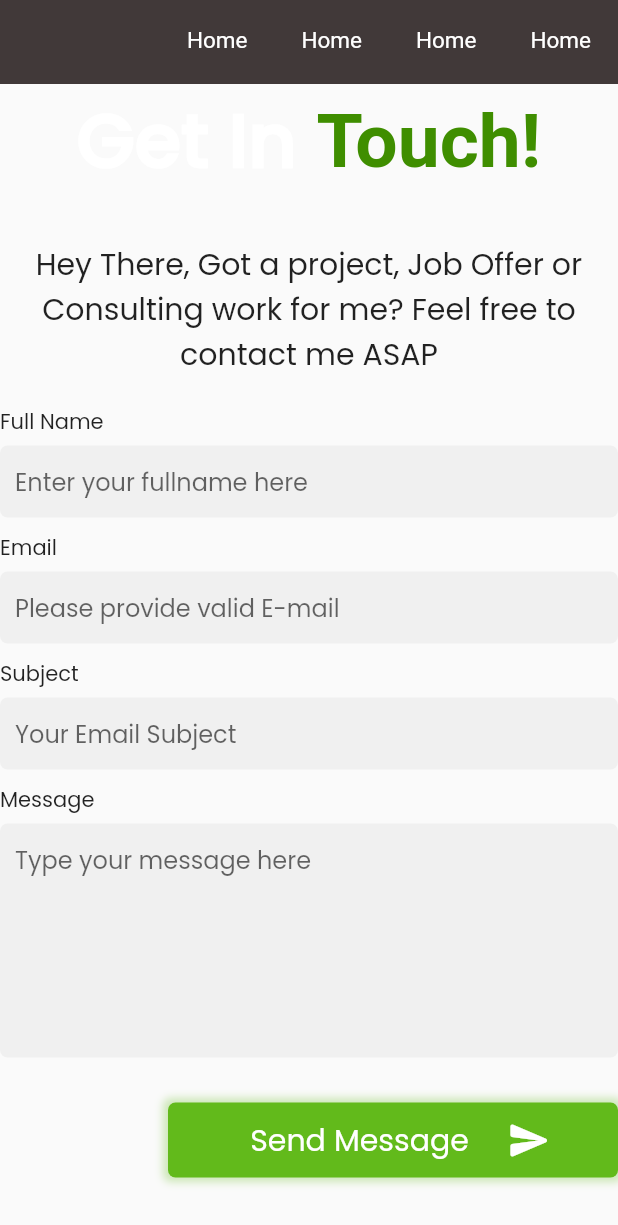
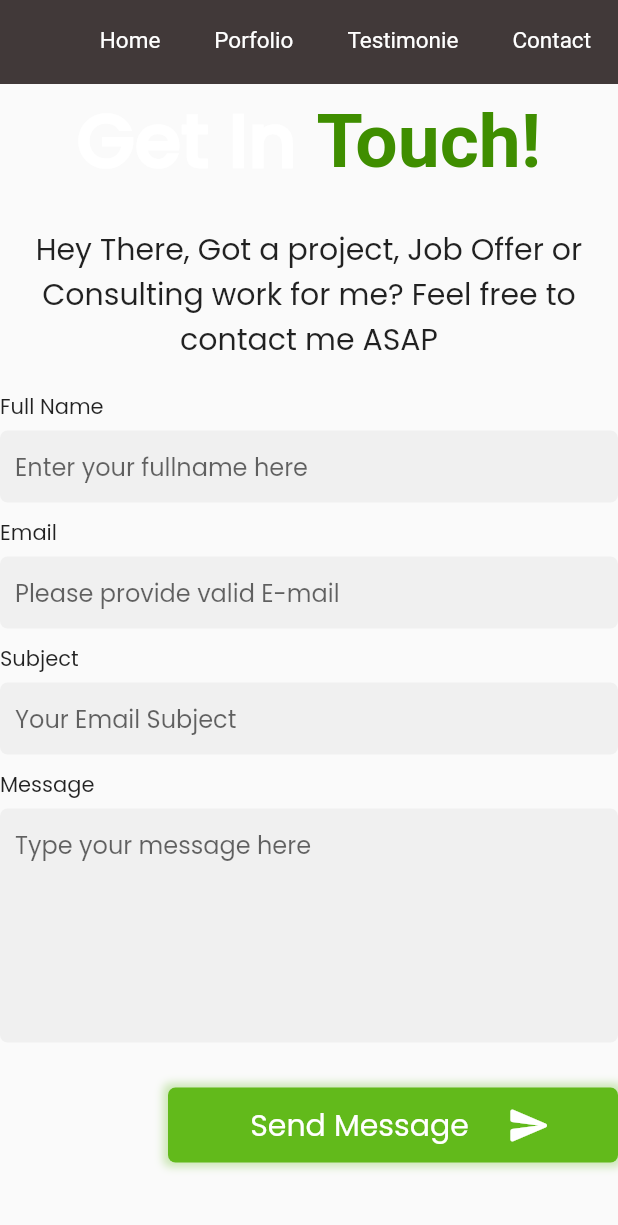
Before and after one commit to Devmatcot/portfolio-web, a Flutter app: the ContactPage screen opened by its route, on a phone screen of 412 x 824 dp. Shown: the top 1225 px of the screen. Run offline on Flutter 3.47's test engine with Material 2 defaults, Android fonts, the light colour scheme and no system bars; our stand-ins replace font_awesome_flutter, go_router; Roboto replaces fonts that are missing (Poppins-Light).

Commit message:
contact full

```diff
--- a/lib/screens/contact.dart
+++ b/lib/screens/contact.dart
@@ -22,9 +22,9 @@ class _ContactPageState extends State<ContactPage> {
         automaticallyImplyLeading: false,
         actions: [
           AppBarText(text: 'Home', function: () {}, padding: 18.0),
-          AppBarText(text: 'Home', function: () {}, padding: 18.0),
-          AppBarText(text: 'Home', function: () {}, padding: 18.0),
-          AppBarText(text: 'Home', function: () {}, padding: 18.0),
+          AppBarText(text: 'Porfolio', function: () {}, padding: 18.0),
+          AppBarText(text: 'Testimonie', function: () {}, padding: 18.0),
+          AppBarText(text: 'Contact', function: () {}, padding: 18.0),
         ],
       ),
       body: SingleChildScrollView(
@@ -51,7 +51,7 @@ class _ContactPageState extends State<ContactPage> {
                         ],
                       ),
                     ),
-                    SizedBox(height: 30),
+                    SizedBox(height: 20),
                     Text(
                         'Hey There, Got a project, Job Offer or Consulting work for me? Feel free to contact me ASAP',  style: TextStyle(fontSize:20), textAlign: TextAlign.center, ),
                     SizedBox(height: 10),
```
